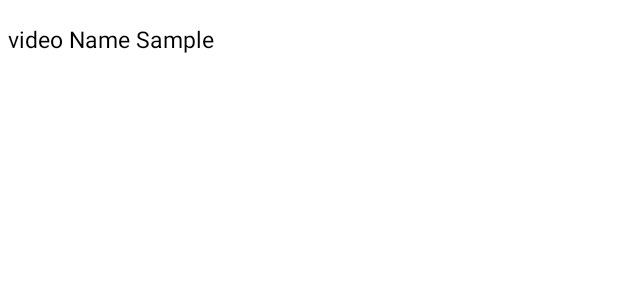
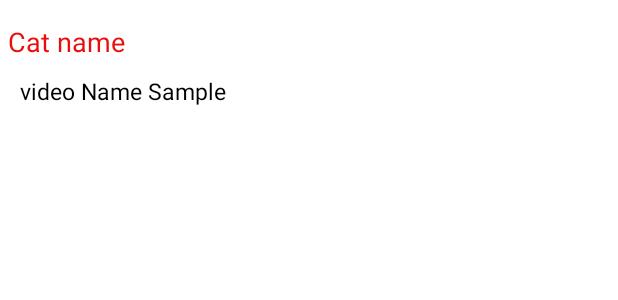
Before and after one commit to cnelindia-com/viewall, an Android app: the layout offline_list_item.xml on its own in the app's theme, with its tools: preview values and no code run, on a phone screen of 412 x 824 dp. Shown: the top 300 px of the screen. Run offline under Robolectric (Android 15) with nearby library versions, the phone set to English and light mode, and no system bars; Roboto replaces fonts that are not available here.

Commit message:
17_05_2022Submit

```diff
--- a/app/src/main/res/layout/offline_list_item.xml
+++ b/app/src/main/res/layout/offline_list_item.xml
@@ -14,21 +14,23 @@
         android:scaleType="fitXY"
         android:src="@drawable/mainlogo" />
     <TextView
+        android:visibility="visible"
+        android:id="@+id/catNameTxtId"
+        android:layout_width="match_parent"
+        android:layout_height="wrap_content"
+        android:layout_marginTop="10dp"
+        android:text="Cat name"
+        android:textColor="@color/Red"
+        android:textSize="18dp" />
+    <TextView
         android:id="@+id/videoNameId"
         android:layout_width="match_parent"
         android:layout_height="wrap_content"
-        android:layout_marginTop="10dp"
-        android:text="video Name Sample"
-        android:textColor="@color/black"
-        android:textSize="15dp" />
-    <TextView
-        android:visibility="gone"
-        android:id="@+id/videoUrlId"
-        android:layout_width="match_parent"
-        android:layout_height="wrap_content"
+        android:layout_marginLeft="8dp"
         android:layout_marginTop="10dp"
         android:text="video Name Sample"
         android:textColor="@color/black"
         android:textSize="15dp" />
 
+
 </LinearLayout>
```
Also changed, not shown: app/src/main/java/com/example/viewall/activities/DownloanActivity.java (+4 -3 lines), app/src/main/java/com/example/viewall/adapters/OfflineVideoAdapter.java (+8 -3 lines).
